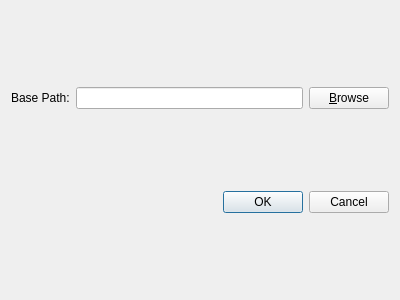
Before: the Qt Designer form StgEditor/optiondialog.ui in darknesswind/LiteSTG, drawn with Qt 5.
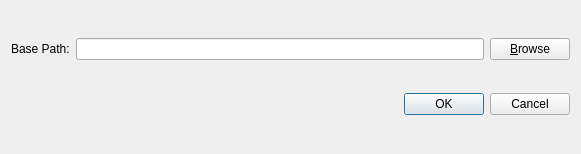
After: the same form once the commit is applied.

```diff
--- a/StgEditor/optiondialog.ui
+++ b/StgEditor/optiondialog.ui
@@ -6,8 +6,8 @@
    <rect>
     <x>0</x>
     <y>0</y>
-    <width>400</width>
-    <height>300</height>
+    <width>581</width>
+    <height>154</height>
    </rect>
   </property>
   <property name="windowTitle">
```
